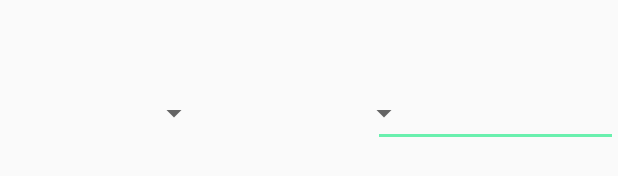
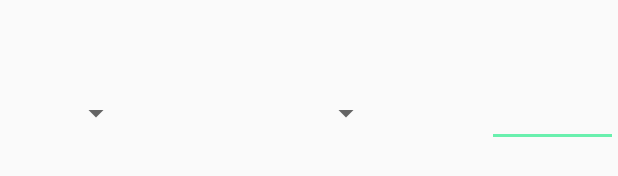
Before and after one commit to Emiliyan-Sokolov/diplomna-rabota, an Android app: the layout events_view.xml on its own in the app's theme, with its tools: preview values and no code run, on a phone screen of 412 x 824 dp. Shown: the part 505-681 px from the top of the screen. Run offline under Robolectric (Android 15) with nearby library versions, the phone set to English and light mode, and no system bars.

Commit message:
updated Setup BlocksFragment.java and events_view.xml -spinner works

```diff
--- a/app/src/main/res/layout/events_view.xml
+++ b/app/src/main/res/layout/events_view.xml
@@ -4,19 +4,19 @@
     android:layout_height="match_parent">
 
     <Spinner
-        android:layout_width="140dp"
+        android:layout_width="88dp"
         android:layout_height="wrap_content"
         android:id="@+id/spinner"
         android:layout_gravity="left|center_vertical" />
 
     <Spinner
-        android:layout_width="148dp"
+        android:layout_width="97dp"
         android:layout_height="wrap_content"
         android:id="@+id/spinner2"
         android:layout_gravity="center" />
 
     <EditText
-        android:layout_width="163dp"
+        android:layout_width="87dp"
         android:layout_height="wrap_content"
         android:inputType="numberDecimal"
         android:ems="10"
```
Also changed, not shown: app/src/main/java/com/example/cripz/bluetoothrccarcontroller/SetupBlocksFragment.java (+48 -7 lines).
